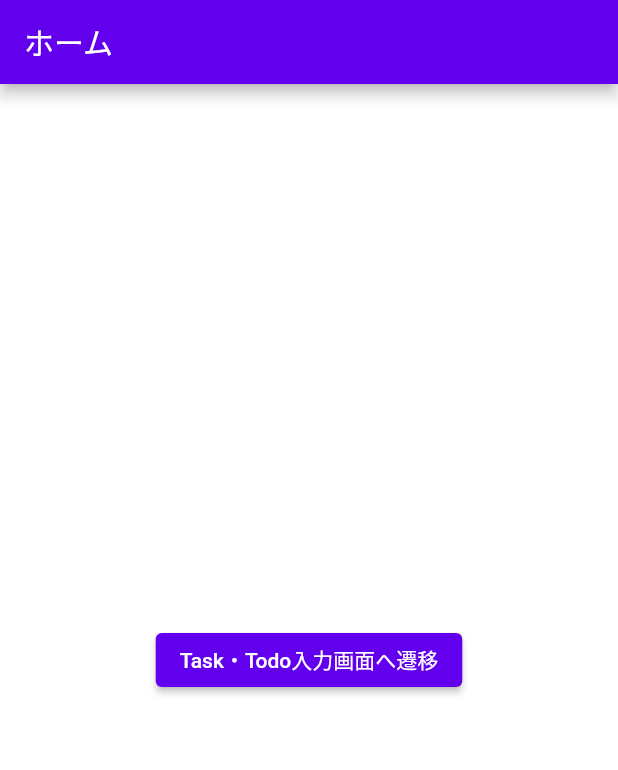
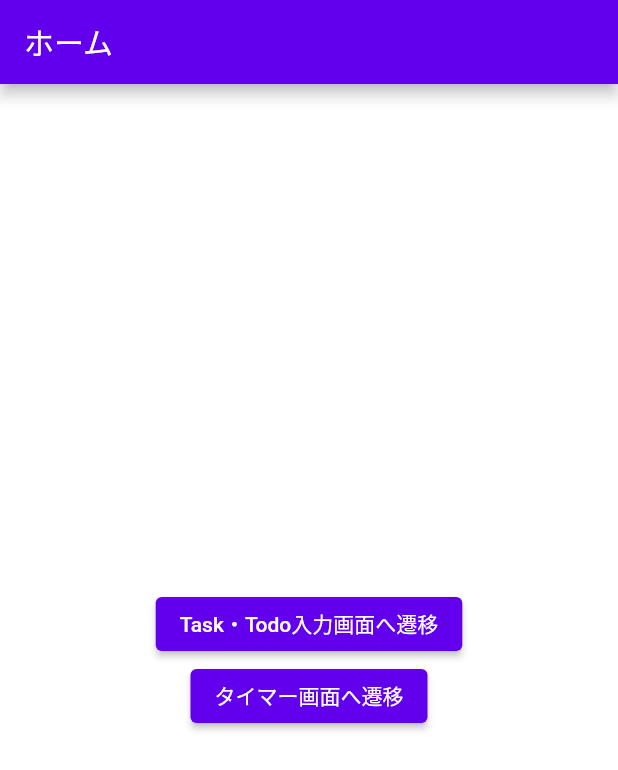
Before and after one commit to TowaYamashita/Imploop, a Flutter app: the screen it shows after launch, on a phone screen of 412 x 824 dp. Shown: the top 770 px of the screen. Run offline on Flutter 3.47's test engine with Material 2 defaults, Android fonts, the phone set to English and light mode, and no system bars; our stand-ins replace flutter_slidable, freezed_annotation, sqflite, stop_watch_timer; accounts and stored records are empty.

Commit message:
タイマー画面へ遷移するボタンをホームに追加

```diff
--- a/lib/page/home/home_page.dart
+++ b/lib/page/home/home_page.dart
@@ -1,5 +1,6 @@
 import 'package:flutter/material.dart';
 import 'package:imploop/page/task_list/task_list_page.dart';
+import 'package:imploop/page/timer/timer_page.dart';
 
 class HomePage extends StatelessWidget {
   const HomePage({Key? key}) : super(key: key);
@@ -11,9 +12,19 @@ class HomePage extends StatelessWidget {
         title: const Text('ホーム'),
       ),
       body: Center(
-        child: ElevatedButton(
-          onPressed: () => TaskListPage.show(context),
-          child: const Text('Task・Todo入力画面へ遷移'),
+        child: Column(
+          mainAxisAlignment: MainAxisAlignment.center,
+          crossAxisAlignment: CrossAxisAlignment.center,
+          children: [
+            ElevatedButton(
+              onPressed: () => TaskListPage.show(context),
+              child: const Text('Task・Todo入力画面へ遷移'),
+            ),
+            ElevatedButton(
+              onPressed: () => TimerPage.show(context),
+              child: const Text('タイマー画面へ遷移'),
+            ),
+          ],
         ),
       ),
     );
```
Also changed, not shown: lib/page/common/count_up_timer.dart (+27 -23 lines), lib/page/timer/timer_page.dart (added, +48 -0 lines).
